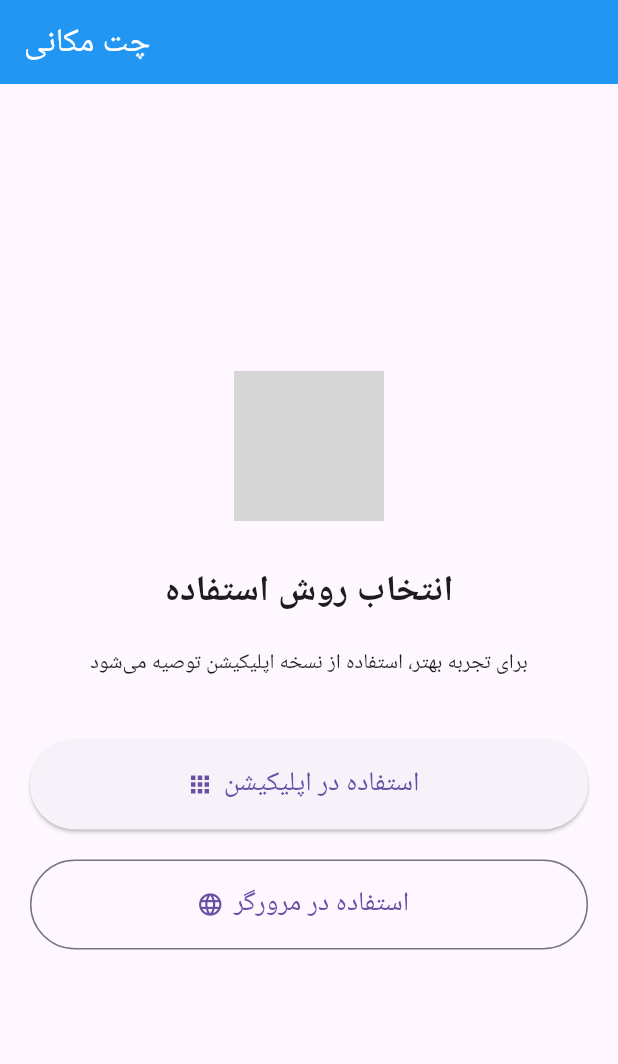
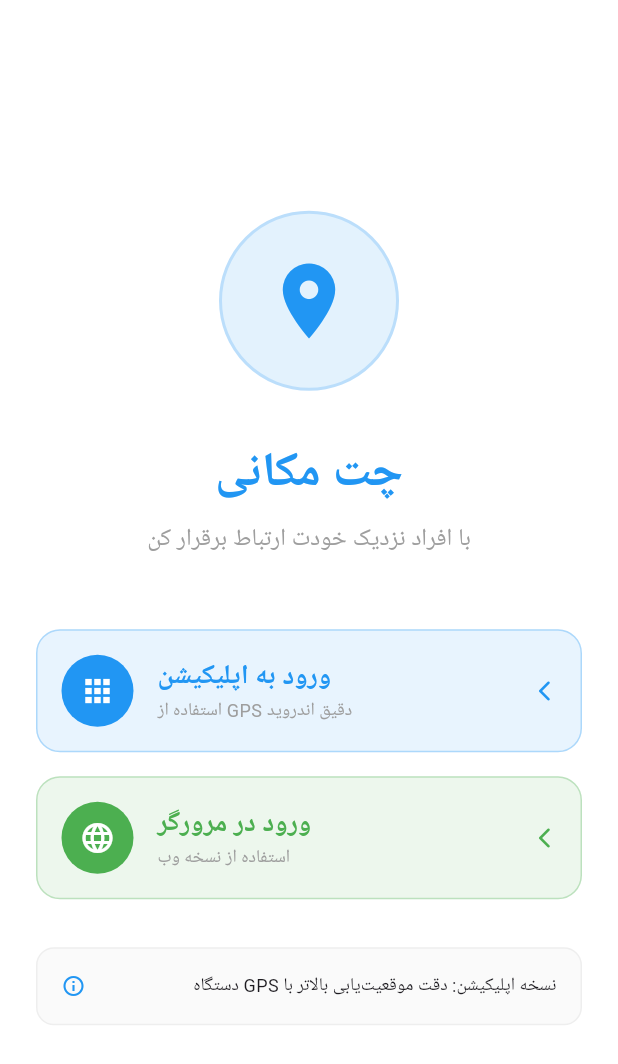
Before and after one commit to shallagehmasood/locationchat, a Flutter app: the screen it shows after launch, on a phone screen of 412 x 824 dp. Shown: the top 1064 px of the screen. Run offline on Flutter 3.47's test engine with Material 3 defaults, Android fonts, the phone set to English and light mode, and no system bars; our stand-ins replace location, webview_flutter; Roboto replaces fonts that are missing (Vazir); grey boxes are pictures that could not be loaded.

Commit message:
Update main.dart

```diff
--- a/lib/main.dart
+++ b/lib/main.dart
@@ -15,10 +15,11 @@ class MyApp extends StatelessWidget {
       title: 'چت مکانی',
       theme: ThemeData(
         primarySwatch: Colors.blue,
-        fontFamily: 'Vazir', // فونت فارسی
         useMaterial3: true,
+        fontFamily: 'Vazir',
       ),
       home: const HomeScreen(),
+      debugShowCheckedModeBanner: false,
     );
   }
 }
@@ -29,36 +30,63 @@ class HomeScreen extends StatelessWidget {
   @override
   Widget build(BuildContext context) {
     return Scaffold(
-      appBar: AppBar(
-        title: const Text('چت مکانی'),
-        backgroundColor: Colors.blue,
-        foregroundColor: Colors.white,
-      ),
-      body: Padding(
-        padding: const EdgeInsets.all(20.0),
+      backgroundColor: Colors.white,
+      body: SafeArea(
+        child: Padding(
+          padding: const EdgeInsets.all(24.0),
           child: Column(
             mainAxisAlignment: MainAxisAlignment.center,
             children: [
-            Image.asset(
-              'assets/icon.png',
-              width: 100,
-              height: 100,
+              // لوگو
+              Container(
+                width: 120,
+                height: 120,
+                decoration: BoxDecoration(
+                  color: Colors.blue.shade50,
+                  shape: BoxShape.circle,
+                  border: Border.all(color: Colors.blue.shade100, width: 2),
                 ),
-            const SizedBox(height: 30),
+                child: const Icon(
+                  Icons.location_on,
+                  size: 60,
+                  color: Colors.blue,
+                ),
+              ),
+
+              const SizedBox(height: 32),
+
+              // عنوان
               const Text(
-              'انتخاب روش استفاده',
-              style: TextStyle(fontSize: 24, fontWeight: FontWeight.bold),
+                'چت مکانی',
+                style: TextStyle(
+                  fontSize: 32,
+                  fontWeight: FontWeight.bold,
+                  color: Colors.blue,
+                ),
                 textDirection: TextDirection.rtl,
               ),
-            const SizedBox(height: 20),
+
+              const SizedBox(height: 8),
+
               const Text(
-              'برای تجربه بهتر، استفاده از نسخه اپلیکیشن توصیه می‌شود',
+                'با افراد نزدیک خودت ارتباط برقرار کن',
+                style: TextStyle(
+                  fontSize: 16,
+                  color: Colors.grey,
+                ),
                 textAlign: TextAlign.center,
                 textDirection: TextDirection.rtl,
               ),
-            const SizedBox(height: 40),
-            ElevatedButton.icon(
-              onPressed: () {
+
+              const SizedBox(height: 48),
+
+              // دکمه اپلیکیشن
+              _buildActionButton(
+                icon: Icons.apps_rounded,
+                title: 'ورود به اپلیکیشن',
+                subtitle: 'استفاده از GPS دقیق اندروید',
+                color: Colors.blue,
+                onTap: () {
                   Navigator.push(
                     context,
                     MaterialPageRoute(
@@ -66,26 +94,115 @@ class HomeScreen extends StatelessWidget {
                     ),
                   );
                 },
-              icon: const Icon(Icons.apps),
-              label: const Text('استفاده در اپلیکیشن'),
-              style: ElevatedButton.styleFrom(
-                minimumSize: const Size(double.infinity, 60),
-                textStyle: const TextStyle(fontSize: 18),
               ),
-            ),
-            const SizedBox(height: 20),
-            OutlinedButton.icon(
-              onPressed: () {
+
+              const SizedBox(height: 16),
+
+              // دکمه مرورگر
+              _buildActionButton(
+                icon: Icons.language_rounded,
+                title: 'ورود در مرورگر',
+                subtitle: 'استفاده از نسخه وب',
+                color: Colors.green,
+                onTap: () {
                   _launchInBrowser('http://178.63.171.244:5000');
                 },
-              icon: const Icon(Icons.language),
-              label: const Text('استفاده در مرورگر'),
-              style: OutlinedButton.styleFrom(
-                minimumSize: const Size(double.infinity, 60),
-                textStyle: const TextStyle(fontSize: 18),
+              ),
+
+              const SizedBox(height: 32),
+
+              // اطلاعات
+              Container(
+                padding: const EdgeInsets.all(16),
+                decoration: BoxDecoration(
+                  color: Colors.grey.shade50,
+                  borderRadius: BorderRadius.circular(12),
+                  border: Border.all(color: Colors.grey.shade200),
+                ),
+                child: const Column(
+                  children: [
+                    Row(
+                      children: [
+                        Icon(Icons.info_outline, size: 16, color: Colors.blue),
+                        SizedBox(width: 8),
+                        Expanded(
+                          child: Text(
+                            'نسخه اپلیکیشن: دقت موقعیت‌یابی بالاتر با GPS دستگاه',
+                            style: TextStyle(fontSize: 12),
+                            textDirection: TextDirection.rtl,
                           ),
                         ),
                       ],
+                    ),
+                  ],
+                ),
+              ),
+            ],
+          ),
+        ),
+      ),
+    );
+  }
+
+  Widget _buildActionButton({
+    required IconData icon,
+    required String title,
+    required String subtitle,
+    required Color color,
+    required VoidCallback onTap,
+  }) {
+    return Material(
+      color: Colors.transparent,
+      child: InkWell(
+        onTap: onTap,
+        borderRadius: BorderRadius.circular(16),
+        child: Container(
+          padding: const EdgeInsets.all(16),
+          decoration: BoxDecoration(
+            color: color.withOpacity(0.1),
+            borderRadius: BorderRadius.circular(16),
+            border: Border.all(color: color.withOpacity(0.3)),
+          ),
+          child: Row(
+            children: [
+              Container(
+                padding: const EdgeInsets.all(12),
+                decoration: BoxDecoration(
+                  color: color,
+                  shape: BoxShape.circle,
+                ),
+                child: Icon(icon, color: Colors.white, size: 24),
+              ),
+              const SizedBox(width: 16),
+              Expanded(
+                child: Column(
+                  crossAxisAlignment: CrossAxisAlignment.start,
+                  children: [
+                    Text(
+                      title,
+                      style: TextStyle(
+                        fontSize: 18,
+                        fontWeight: FontWeight.bold,
+                        color: color,
+                      ),
+                    ),
+                    Text(
+                      subtitle,
+                      style: const TextStyle(
+                        fontSize: 12,
+                        color: Colors.grey,
+                      ),
+                    ),
+                  ],
+                ),
+              ),
+              Icon(
+                Icons.arrow_back_ios_new_rounded,
+                size: 16,
+                color: color,
+              ),
+            ],
+          ),
         ),
       ),
     );
```
Lines whose indentation alone changed are shown as unchanged.
